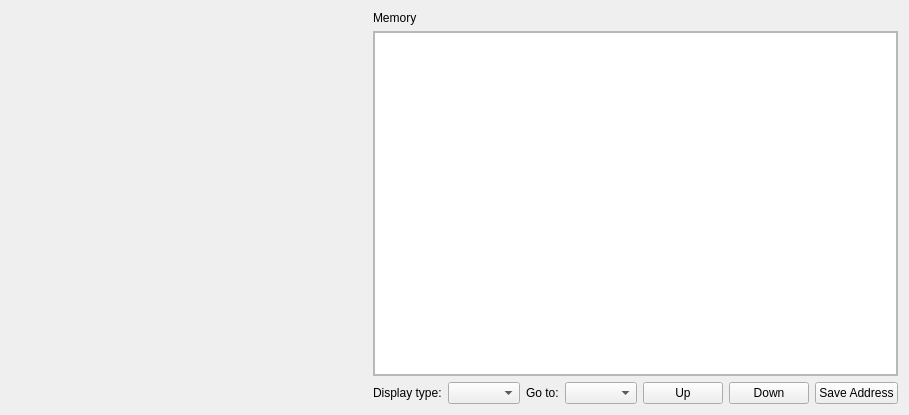
mortbopet/Ripes, file src/memorytab.ui: the form before one commit.
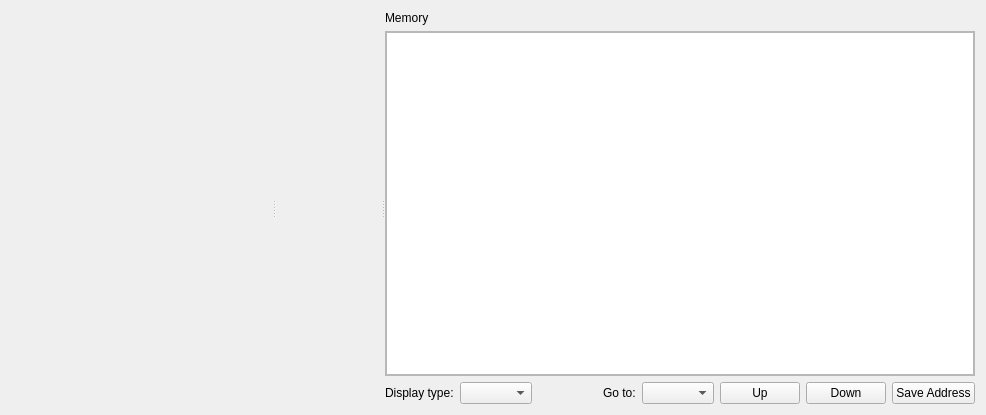
The form after the commit. Custom widgets are drawn as their Qt base class.

Commit message: Lay out MemoryTab in a splitter

The edit to the form file:
```diff
--- a/src/memorytab.ui
+++ b/src/memorytab.ui
@@ -6,7 +6,7 @@
    <rect>
     <x>0</x>
     <y>0</y>
-    <width>846</width>
+    <width>986</width>
     <height>415</height>
    </rect>
   </property>
@@ -15,8 +15,19 @@
   </property>
   <layout class="QGridLayout" name="gridLayout">
    <item row="0" column="0">
-    <layout class="QHBoxLayout" name="horizontalLayout" stretch="0,1,1">
-     <item>
+    <widget class="QSplitter" name="splitter">
+     <property name="frameShape">
+      <enum>QFrame::NoFrame</enum>
+     </property>
+     <property name="frameShadow">
+      <enum>QFrame::Raised</enum>
+     </property>
+     <property name="orientation">
+      <enum>Qt::Horizontal</enum>
+     </property>
+     <property name="childrenCollapsible">
+      <bool>false</bool>
+     </property>
       <widget class="RegisterContainerWidget" name="registerContainer" native="true">
        <property name="minimumSize">
         <size>
@@ -25,8 +36,6 @@
         </size>
        </property>
       </widget>
-     </item>
-     <item>
       <widget class="RWJumpWidget" name="rwjumpwidget" native="true">
        <property name="minimumSize">
         <size>
@@ -35,8 +44,7 @@
         </size>
        </property>
       </widget>
-     </item>
-     <item>
+     <widget class="QWidget" name="">
       <layout class="QVBoxLayout" name="verticalLayout" stretch="0,0,0">
        <item>
         <widget class="QLabel" name="label_4">
@@ -55,8 +63,8 @@
            <rect>
             <x>0</x>
             <y>0</y>
-            <width>460</width>
-            <height>342</height>
+            <width>606</width>
+            <height>337</height>
            </rect>
           </property>
           <layout class="QGridLayout" name="gridLayout_6">
@@ -156,12 +164,18 @@
         </layout>
        </item>
       </layout>
-     </item>
-    </layout>
+     </widget>
+    </widget>
    </item>
   </layout>
  </widget>
  <customwidgets>
+  <customwidget>
+   <class>RegisterContainerWidget</class>
+   <extends>QWidget</extends>
+   <header>registercontainerwidget.h</header>
+   <container>1</container>
+  </customwidget>
   <customwidget>
    <class>MemoryView</class>
    <extends>QTableView</extends>
@@ -172,12 +186,6 @@
    <extends>QComboBox</extends>
    <header>gotocombobox.h</header>
   </customwidget>
-  <customwidget>
-   <class>RegisterContainerWidget</class>
-   <extends>QWidget</extends>
-   <header>registercontainerwidget.h</header>
-   <container>1</container>
-  </customwidget>
   <customwidget>
    <class>RWJumpWidget</class>
    <extends>QWidget</extends>
```
Lines whose indentation alone changed are shown as unchanged.
